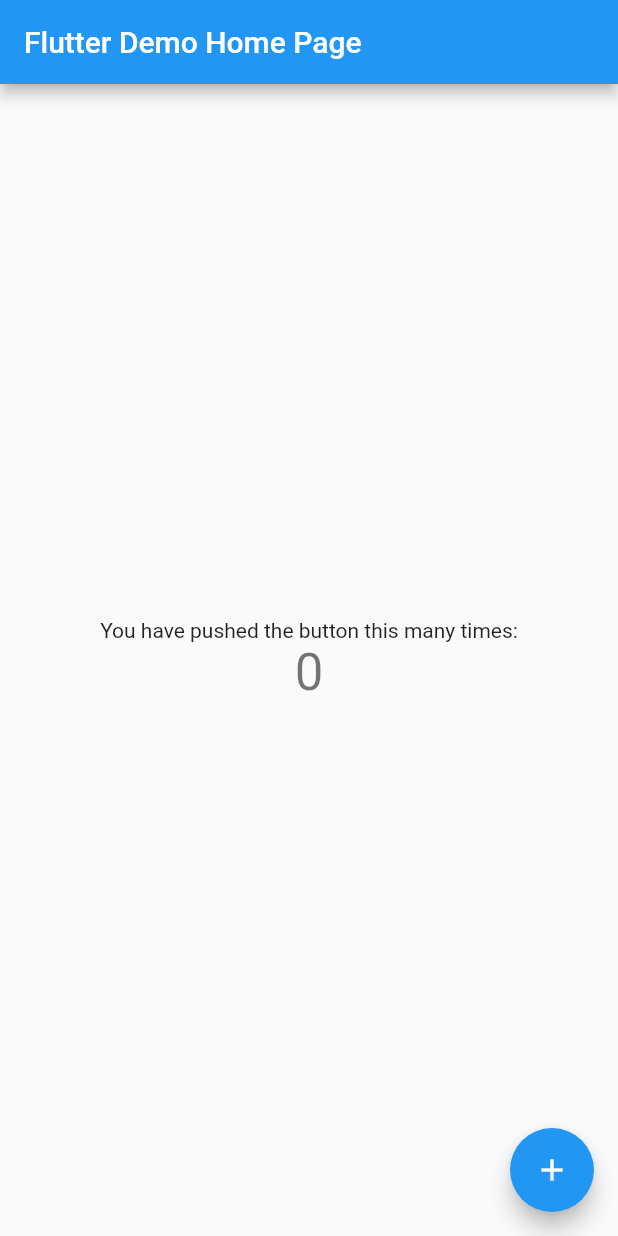
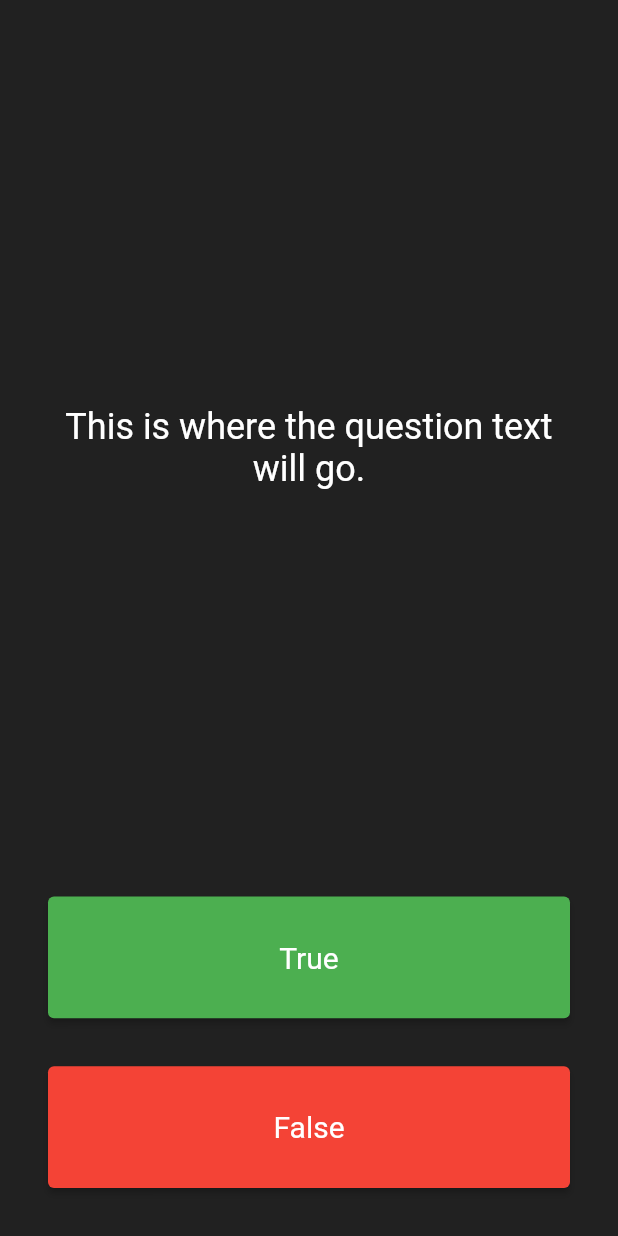
Before and after one commit to FadyFawzyOfficial/quizzler, a Flutter app: the screen it shows after launch, on a phone screen of 412 x 824 dp. Run offline on Flutter 3.47's test engine with Material 2 defaults, Android fonts, the phone set to English and light mode, and no system bars.

Commit message:
2. Build the App Design (StartingPoint) in the main.dart File

```diff
--- a/lib/main.dart
+++ b/lib/main.dart
@@ -1,115 +1,93 @@
 import 'package:flutter/material.dart';
 
-void main() {
-  runApp(const MyApp());
-}
+void main() => runApp(const Quizzler());
 
-class MyApp extends StatelessWidget {
-  const MyApp({super.key});
+class Quizzler extends StatelessWidget {
+  const Quizzler({super.key});
 
-  // This widget is the root of your application.
   @override
   Widget build(BuildContext context) {
     return MaterialApp(
-      title: 'Flutter Demo',
-      theme: ThemeData(
-        // This is the theme of your application.
-        //
-        // Try running your application with "flutter run". You'll see the
-        // application has a blue toolbar. Then, without quitting the app, try
-        // changing the primarySwatch below to Colors.green and then invoke
-        // "hot reload" (press "r" in the console where you ran "flutter run",
-        // or simply save your changes to "hot reload" in a Flutter IDE).
-        // Notice that the counter didn't reset back to zero; the application
-        // is not restarted.
-        primarySwatch: Colors.blue,
+      home: Scaffold(
+        backgroundColor: Colors.grey.shade900,
+        body: const SafeArea(
+          child: Padding(
+            padding: EdgeInsets.all(16),
+            child: QuizScreen(),
+          ),
+        ),
       ),
-      home: const MyHomePage(title: 'Flutter Demo Home Page'),
     );
   }
 }
 
-class MyHomePage extends StatefulWidget {
-  const MyHomePage({super.key, required this.title});
-
-  // This widget is the home page of your application. It is stateful, meaning
-  // that it has a State object (defined below) that contains fields that affect
-  // how it looks.
-
-  // This class is the configuration for the state. It holds the values (in this
-  // case the title) provided by the parent (in this case the App widget) and
-  // used by the build method of the State. Fields in a Widget subclass are
-  // always marked "final".
-
-  final String title;
+class QuizScreen extends StatefulWidget {
+  const QuizScreen({super.key});
 
   @override
-  State<MyHomePage> createState() => _MyHomePageState();
+  State<QuizScreen> createState() => _QuizScreenState();
 }
 
-class _MyHomePageState extends State<MyHomePage> {
-  int _counter = 0;
+class _QuizScreenState extends State<QuizScreen> {
+  @override
+  Widget build(BuildContext context) {
+    return Column(
+      crossAxisAlignment: CrossAxisAlignment.stretch,
+      children: const [
+        Expanded(
+          flex: 5,
+          child: Center(
+            child: Padding(
+              padding: EdgeInsets.all(16),
+              child: Text(
+                'This is where the question text will go.',
+                textAlign: TextAlign.center,
+                style: TextStyle(
+                  color: Colors.white,
+                  fontSize: 24,
+                ),
+              ),
+            ),
+          ),
+        ),
+        AnswerButton(
+          label: 'True',
+          color: Colors.green,
+        ),
+        AnswerButton(
+          label: 'False',
+          color: Colors.red,
+        ),
+        // TODO: Add a Row here as your score keeper
+      ],
+    );
+  }
+}
 
-  void _incrementCounter() {
-    setState(() {
-      // This call to setState tells the Flutter framework that something has
-      // changed in this State, which causes it to rerun the build method below
-      // so that the display can reflect the updated values. If we changed
-      // _counter without calling setState(), then the build method would not be
-      // called again, and so nothing would appear to happen.
-      _counter++;
-    });
-  }
+class AnswerButton extends StatelessWidget {
+  final String label;
+  final Color color;
+
+  const AnswerButton({
+    Key? key,
+    required this.label,
+    required this.color,
+  }) : super(key: key);
 
   @override
   Widget build(BuildContext context) {
-    // This method is rerun every time setState is called, for instance as done
-    // by the _incrementCounter method above.
-    //
-    // The Flutter framework has been optimized to make rerunning build methods
-    // fast, so that you can just rebuild anything that needs updating rather
-    // than having to individually change instances of widgets.
-    return Scaffold(
-      appBar: AppBar(
-        // Here we take the value from the MyHomePage object that was created by
-        // the App.build method, and use it to set our appbar title.
-        title: Text(widget.title),
-      ),
-      body: Center(
-        // Center is a layout widget. It takes a single child and positions it
-        // in the middle of the parent.
-        child: Column(
-          // Column is also a layout widget. It takes a list of children and
-          // arranges them vertically. By default, it sizes itself to fit its
-          // children horizontally, and tries to be as tall as its parent.
-          //
-          // Invoke "debug painting" (press "p" in the console, choose the
-          // "Toggle Debug Paint" action from the Flutter Inspector in Android
-          // Studio, or the "Toggle Debug Paint" command in Visual Studio Code)
-          // to see the wireframe for each widget.
-          //
-          // Column has various properties to control how it sizes itself and
-          // how it positions its children. Here we use mainAxisAlignment to
-          // center the children vertically; the main axis here is the vertical
-          // axis because Columns are vertical (the cross axis would be
-          // horizontal).
-          mainAxisAlignment: MainAxisAlignment.center,
-          children: <Widget>[
-            const Text(
-              'You have pushed the button this many times:',
-            ),
-            Text(
-              '$_counter',
-              style: Theme.of(context).textTheme.headline4,
-            ),
-          ],
+    return Expanded(
+      child: Padding(
+        padding: const EdgeInsets.all(16),
+        child: ElevatedButton(
+          style: ElevatedButton.styleFrom(
+            backgroundColor: color,
+            textStyle: const TextStyle(fontSize: 20),
+          ),
+          child: Text(label),
+          onPressed: () {},
         ),
       ),
-      floatingActionButton: FloatingActionButton(
-        onPressed: _incrementCounter,
-        tooltip: 'Increment',
-        child: const Icon(Icons.add),
-      ), // This trailing comma makes auto-formatting nicer for build methods.
     );
   }
 }
```
Also changed, not shown: 1 other file.
